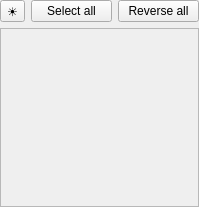
DLdota/OpenRGBEffectsPlugin, file DeviceList.ui: the form before one commit.
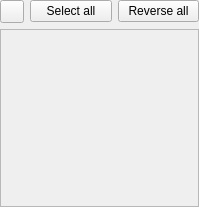
The form after the commit.

The edit to the form file:
```diff
--- a/DeviceList.ui
+++ b/DeviceList.ui
@@ -38,7 +38,7 @@
       <string>Toggle brightness sliders</string>
      </property>
      <property name="text">
-      <string>☀</string>
+      <string/>
      </property>
      <property name="checkable">
       <bool>true</bool>
```
